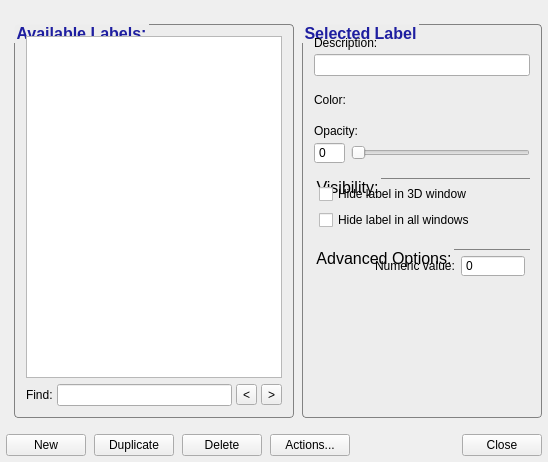
Above: GUI/Qt/Windows/LabelEditorDialog.ui from pyushkevich/itksnap before the change. Below: the same form after it.
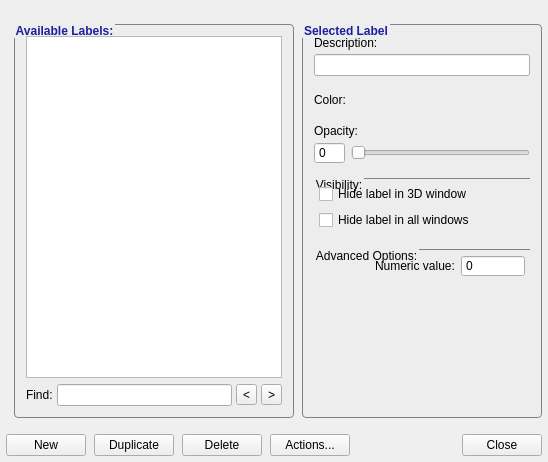
That is the form after the change. Custom widgets are drawn as their Qt base class.

Commit message: Fixed Linux display issues (interactor widgets hiding main widgets, crashing of VTK renderer widgets, font size issues

Patch:
```diff
--- a/GUI/Qt/Windows/LabelEditorDialog.ui
+++ b/GUI/Qt/Windows/LabelEditorDialog.ui
@@ -18,7 +18,7 @@
   background-origin: content;
   margin-top: 2.5ex;
   font-weight: bold;
-  font-size: 12pt;
+  font-size: 12px;
   font-family: helvetica;
   color: rgb(30,30,160);
   background-color: rgb(237,237,237);
```
The commit also changes 18 other files.
